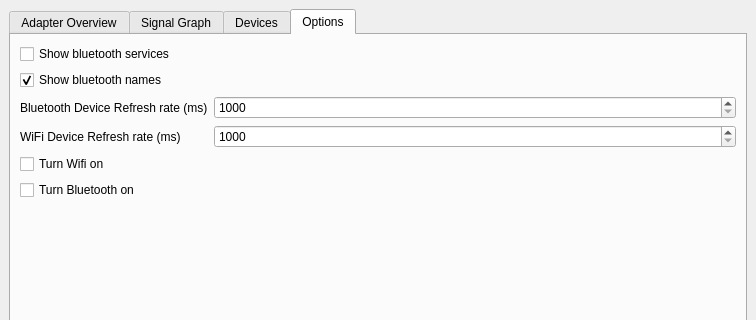
Above: src/main/ui/signalum_desktop.ui from bisohns/signalum-desktop before the change; both pictures show x 0 to 756 and y 0 to 320 of the 756 by 630 pixel window. Below: the same form after it.
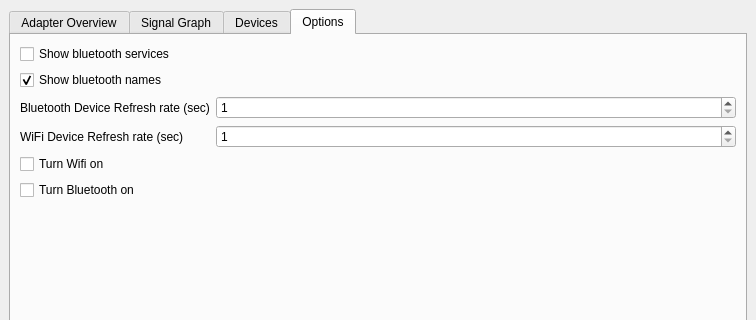
That is the form after the change. The open tabs and pages were chosen to show the change.

Commit message: Options: tied refresh rate of both wifi and bluetooth to settings

```diff
--- a/src/main/ui/signalum_desktop.ui
+++ b/src/main/ui/signalum_desktop.ui
@@ -590,40 +590,46 @@
             <item row="2" column="0">
              <widget class="QLabel" name="label_2">
               <property name="text">
-               <string>Bluetooth Device Refresh rate (ms)</string>
+               <string>Bluetooth Device Refresh rate (sec)</string>
               </property>
              </widget>
             </item>
             <item row="2" column="1">
              <widget class="QSpinBox" name="bluetoothRefreshRate">
               <property name="minimum">
-               <number>1000</number>
+               <number>1</number>
               </property>
               <property name="maximum">
-               <number>10000</number>
+               <number>60</number>
               </property>
               <property name="singleStep">
-               <number>50</number>
+               <number>1</number>
+              </property>
+              <property name="value">
+               <number>1</number>
               </property>
              </widget>
             </item>
             <item row="3" column="0">
              <widget class="QLabel" name="label_7">
               <property name="text">
-               <string>WiFi Device Refresh rate (ms)</string>
+               <string>WiFi Device Refresh rate (sec)</string>
               </property>
              </widget>
             </item>
             <item row="3" column="1">
              <widget class="QSpinBox" name="wifiRefreshRate">
               <property name="minimum">
-               <number>1000</number>
+               <number>1</number>
               </property>
               <property name="maximum">
-               <number>10000</number>
+               <number>60</number>
               </property>
               <property name="singleStep">
-               <number>50</number>
+               <number>1</number>
+              </property>
+              <property name="value">
+               <number>1</number>
               </property>
              </widget>
             </item>
```
Left out of the diff: 2 changed lines with no effect on the pictures. The commit also changes 3 other files.
